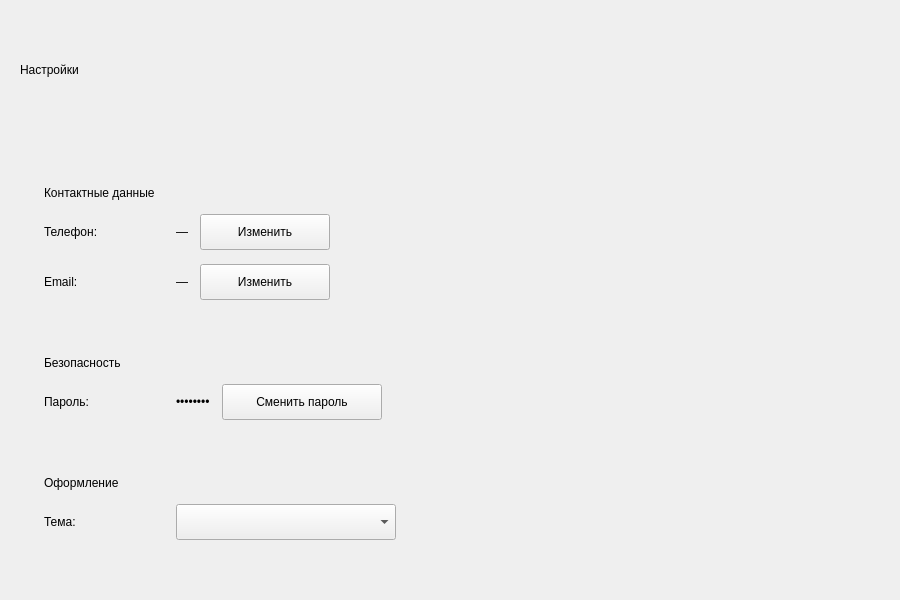
Before: the Qt Designer form client/ui/settings/settings_tab.ui in lerakaplich/Documents, drawn with Qt 5.
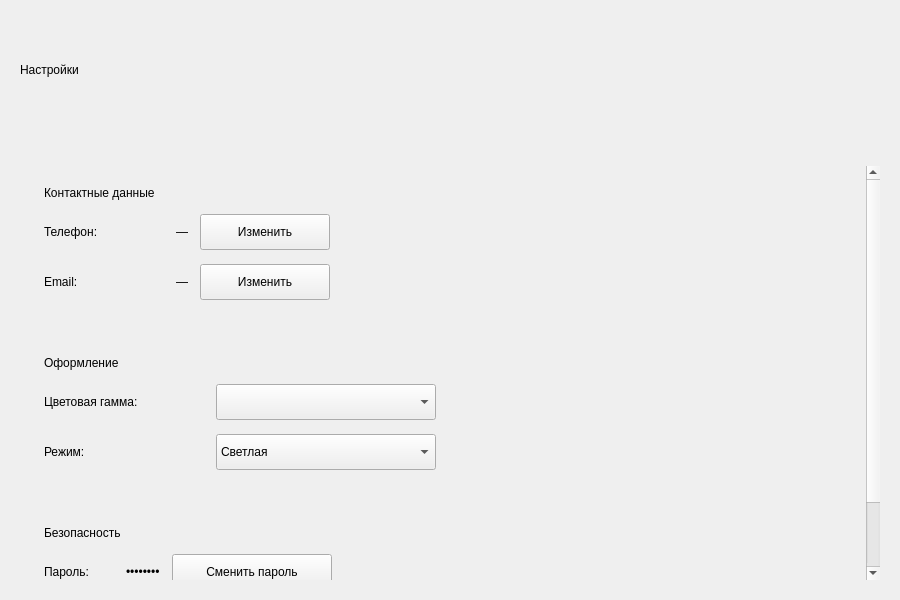
After: the same form once the commit is applied. Icons and pictures are not drawn.

```diff
--- a/client/ui/settings/settings_tab.ui
+++ b/client/ui/settings/settings_tab.ui
@@ -147,7 +147,7 @@
            <x>0</x>
            <y>0</y>
            <width>850</width>
-           <height>448</height>
+           <height>554</height>
           </rect>
          </property>
          <layout class="QVBoxLayout" name="scrollLayout">
@@ -362,6 +362,276 @@
             </layout>
            </widget>
           </item>
+          <item>
+           <widget class="QFrame" name="themeCard">
+            <property name="styleSheet">
+             <string notr="true">QFrame#themeCard {
+    background-color: {BG_CARD};
+    border: 1px solid {BORDER_DEFAULT};
+    border-radius: 12px;
+}</string>
+            </property>
+            <layout class="QVBoxLayout" name="themeLayout">
+             <property name="spacing">
+              <number>14</number>
+             </property>
+             <property name="leftMargin">
+              <number>24</number>
+             </property>
+             <property name="topMargin">
+              <number>20</number>
+             </property>
+             <property name="rightMargin">
+              <number>24</number>
+             </property>
+             <property name="bottomMargin">
+              <number>20</number>
+             </property>
+             <item>
+              <widget class="QLabel" name="themeTitle">
+               <property name="styleSheet">
+                <string notr="true">font-size: 18px; font-weight: bold; color: {TEXT_PRIMARY}; background-color: transparent;</string>
+               </property>
+               <property name="text">
+                <string>Оформление</string>
+               </property>
+              </widget>
+             </item>
+             <item>
+              <layout class="QHBoxLayout" name="paletteRow">
+               <property name="spacing">
+                <number>12</number>
+               </property>
+               <item>
+                <widget class="QLabel" name="paletteLabel">
+                 <property name="minimumSize">
+                  <size>
+                   <width>160</width>
+                   <height>0</height>
+                  </size>
+                 </property>
+                 <property name="styleSheet">
+                  <string notr="true">font-size: 14px; color: {TEXT_MUTED_ALT}; background-color: transparent;</string>
+                 </property>
+                 <property name="text">
+                  <string>Цветовая гамма:</string>
+                 </property>
+                </widget>
+               </item>
+               <item>
+                <widget class="QComboBox" name="paletteCombo">
+                 <property name="minimumSize">
+                  <size>
+                   <width>220</width>
+                   <height>36</height>
+                  </size>
+                 </property>
+                 <property name="cursor">
+                  <cursorShape>PointingHandCursor</cursorShape>
+                 </property>
+                 <property name="styleSheet">
+                  <string notr="true">
+QComboBox, QTextEdit, QDateEdit, QTextBrowser {
+border-radius: 10px;
+border: 1px solid {ACCENT_PRIMARY};
+padding: 5px;
+background-color: {BG_INPUT};
+color: {TEXT_PRIMARY};
+}
+QComboBox:hover, QTextEdit:hover, QDateEdit:hover, QTextBrowser:hover {
+border: 1px solid {ACCENT_HOVER_SOFT};
+}
+QComboBox:focus, QTextEdit:focus, QDateEdit:focus, QTextBrowser:focus {
+border: 2px solid {ACCENT_PRIMARY};
+}
+
+/* Стили для выпадающего контейнера QComboBox */
+QComboBox::drop-down {
+subcontrol-origin: padding;
+subcontrol-position: top right;
+width: 30px;
+border: none;
+}
+
+QComboBox::down-arrow {
+image: url({ICON_ARROW_DOWN_PATH});
+width: 16px;
+height: 16px;
+margin-right: 6px;
+}
+
+/* ===== ВЫПАДАЮЩИЕ СПИСКИ QComboBox ===== */
+QComboBox QAbstractItemView {
+border-radius: 6px;
+background-color: {BG_CARD};
+color: {TEXT_PRIMARY};
+padding: 4px;
+outline: none;
+border: 1px solid {ACCENT_PRIMARY};
+}
+QComboBox QAbstractItemView::item {
+padding: 8px;
+color: {TEXT_PRIMARY};
+border: none;
+outline: none;
+}
+QComboBox QAbstractItemView::item:hover {
+background-color: {ACCENT_SELECTION_BG};
+color: {TEXT_PRIMARY};
+}
+QComboBox QAbstractItemView::item:selected {
+background-color: {ACCENT_SELECTION_BG};
+color: {TEXT_PRIMARY};
+}
+QComboBox QAbstractItemView::item:focus {
+outline: none;
+border: none;
+}
+
+
+</string>
+                 </property>
+                </widget>
+               </item>
+               <item>
+                <spacer name="paletteSpacer">
+                 <property name="orientation">
+                  <enum>Qt::Orientation::Horizontal</enum>
+                 </property>
+                 <property name="sizeHint" stdset="0">
+                  <size>
+                   <width>40</width>
+                   <height>20</height>
+                  </size>
+                 </property>
+                </spacer>
+               </item>
+              </layout>
+             </item>
+             <item>
+              <layout class="QHBoxLayout" name="modeRow">
+               <property name="spacing">
+                <number>12</number>
+               </property>
+               <item>
+                <widget class="QLabel" name="modeLabel">
+                 <property name="minimumSize">
+                  <size>
+                   <width>160</width>
+                   <height>0</height>
+                  </size>
+                 </property>
+                 <property name="styleSheet">
+                  <string notr="true">font-size: 14px; color: {TEXT_MUTED_ALT}; background-color: transparent;</string>
+                 </property>
+                 <property name="text">
+                  <string>Режим:</string>
+                 </property>
+                </widget>
+               </item>
+               <item>
+                <widget class="QComboBox" name="modeCombo">
+                 <property name="minimumSize">
+                  <size>
+                   <width>220</width>
+                   <height>36</height>
+                  </size>
+                 </property>
+                 <property name="cursor">
+                  <cursorShape>PointingHandCursor</cursorShape>
+                 </property>
+                 <property name="styleSheet">
+                  <string notr="true">
+QComboBox, QTextEdit, QDateEdit, QTextBrowser {
+border-radius: 10px;
+border: 1px solid {ACCENT_PRIMARY};
+padding: 5px;
+background-color: {BG_INPUT};
+color: {TEXT_PRIMARY};
+}
+QComboBox:hover, QTextEdit:hover, QDateEdit:hover, QTextBrowser:hover {
+border: 1px solid {ACCENT_HOVER_SOFT};
+}
+QComboBox:focus, QTextEdit:focus, QDateEdit:focus, QTextBrowser:focus {
+border: 2px solid {ACCENT_PRIMARY};
+}
+
+/* Стили для выпадающего контейнера QComboBox */
+QComboBox::drop-down {
+subcontrol-origin: padding;
+subcontrol-position: top right;
+width: 30px;
+border: none;
+}
+
+QComboBox::down-arrow {
+image: url({ICON_ARROW_DOWN_PATH});
+width: 16px;
+height: 16px;
+margin-right: 6px;
+}
+
+/* ===== ВЫПАДАЮЩИЕ СПИСКИ QComboBox ===== */
+QComboBox QAbstractItemView {
+border-radius: 6px;
+background-color: {BG_CARD};
+color: {TEXT_PRIMARY};
+padding: 4px;
+outline: none;
+border: 1px solid {ACCENT_PRIMARY};
+}
+QComboBox QAbstractItemView::item {
+padding: 8px;
+color: {TEXT_PRIMARY};
+border: none;
+outline: none;
+}
+QComboBox QAbstractItemView::item:hover {
+background-color: {ACCENT_SELECTION_BG};
+color: {TEXT_PRIMARY};
+}
+QComboBox QAbstractItemView::item:selected {
+background-color: {ACCENT_SELECTION_BG};
+color: {TEXT_PRIMARY};
+}
+QComboBox QAbstractItemView::item:focus {
+outline: none;
+border: none;
+}
+
+
+</string>
+                 </property>
+                 <item>
+                  <property name="text">
+                   <string>Светлая</string>
+                  </property>
+                 </item>
+                 <item>
+                  <property name="text">
+                   <string>Тёмная</string>
+                  </property>
+                 </item>
+                </widget>
+               </item>
+               <item>
+                <spacer name="modeSpacer">
+                 <property name="orientation">
+                  <enum>Qt::Orientation::Horizontal</enum>
+                 </property>
+                 <property name="sizeHint" stdset="0">
+                  <size>
+                   <width>40</width>
+                   <height>20</height>
+                  </size>
+                 </property>
+                </spacer>
+               </item>
+              </layout>
+             </item>
+            </layout>
+           </widget>
+          </item>
           <item>
            <widget class="QFrame" name="securityCard">
             <property name="styleSheet">
@@ -406,10 +676,16 @@
                 <widget class="QLabel" name="passwordLabel">
                  <property name="minimumSize">
                   <size>
-                   <width>120</width>
+                   <width>70</width>
                    <height>0</height>
                   </size>
                  </property>
+                 <property name="maximumSize">
+                  <size>
+                   <width>70</width>
+                   <height>16777215</height>
+                  </size>
+                 </property>
                  <property name="styleSheet">
                   <string notr="true">font-size: 14px; color: {TEXT_MUTED_ALT}; background-color: transparent;</string>
                  </property>
@@ -480,139 +756,56 @@
            </widget>
           </item>
           <item>
-           <widget class="QFrame" name="themeCard">
-            <property name="styleSheet">
-             <string notr="true">QFrame#themeCard {
-    background-color: {BG_CARD};
-    border: 1px solid {BORDER_DEFAULT};
-    border-radius: 12px;
-}</string>
+           <layout class="QHBoxLayout" name="logoutRow">
+            <property name="spacing">
+             <number>12</number>
             </property>
-            <layout class="QVBoxLayout" name="themeLayout">
-             <property name="spacing">
-              <number>14</number>
-             </property>
-             <property name="leftMargin">
-              <number>24</number>
-             </property>
-             <property name="topMargin">
-              <number>20</number>
-             </property>
-             <property name="rightMargin">
-              <number>24</number>
-             </property>
-             <property name="bottomMargin">
-              <number>20</number>
-             </property>
-             <item>
-              <widget class="QLabel" name="themeTitle">
-               <property name="styleSheet">
-                <string notr="true">font-size: 18px; font-weight: bold; color: {TEXT_PRIMARY}; background-color: transparent;</string>
-               </property>
-               <property name="text">
-                <string>Оформление</string>
-               </property>
-              </widget>
-             </item>
-             <item>
-              <layout class="QHBoxLayout" name="themeRow">
-               <property name="spacing">
-                <number>12</number>
-               </property>
-               <item>
-                <widget class="QLabel" name="themeLabel">
-                 <property name="minimumSize">
-                  <size>
-                   <width>120</width>
-                   <height>0</height>
-                  </size>
-                 </property>
-                 <property name="styleSheet">
-                  <string notr="true">font-size: 14px; color: {TEXT_MUTED_ALT}; background-color: transparent;</string>
-                 </property>
-                 <property name="text">
-                  <string>Тема:</string>
-                 </property>
-                </widget>
-               </item>
-               <item>
-                <widget class="QComboBox" name="themeCombo">
-                 <property name="minimumSize">
-                  <size>
-                   <width>220</width>
-                   <height>36</height>
-                  </size>
-                 </property>
-                 <property name="cursor">
-                  <cursorShape>PointingHandCursor</cursorShape>
-                 </property>
-                 <property name="styleSheet">
-                  <string notr="true">QComboBox {
-    border: 1px solid {BORDER_DEFAULT};
+            <item>
+             <widget class="QPushButton" name="logoutBtn">
+              <property name="minimumSize">
+               <size>
+                <width>180</width>
+                <height>36</height>
+               </size>
+              </property>
+              <property name="cursor">
+               <cursorShape>PointingHandCursor</cursorShape>
+              </property>
+              <property name="styleSheet">
+               <string notr="true">QPushButton {
+    background-color: {BTN_DELETE_BG};
+    color: {BTN_DELETE_TEXT};
+    border: 1px solid {BTN_DELETE_BORDER};
     border-radius: 8px;
-    padding: 6px 30px 6px 12px;
-    background-color: {BG_INPUT};
-    color: {TEXT_PRIMARY};
     font-size: 13px;
-    outline: none;
+    font-weight: 600;
 }
 QComboBox:hover {
     border-color: {ACCENT_PRIMARY};
 }
-QComboBox:focus {
-    border: 2px solid {ACCENT_PRIMARY};
-}
-QComboBox::drop-down {
-    subcontrol-origin: padding;
-    subcontrol-position: top right;
-    width: 30px;
-    border: none;
-}
-QComboBox::down-arrow {
-    image: url({ICON_ARROW_DOWN_PATH});
-    width: 16px;
-    height: 16px;
-    margin-right: 6px;
-}
-QComboBox QAbstractItemView {
-    border: 1px solid {ACCENT_PRIMARY};
-    border-radius: 6px;
-    background-color: {BG_CARD};
-    color: {TEXT_PRIMARY};
-    padding: 4px;
-    outline: none;
-}
-QComboBox QAbstractItemView::item {
-    padding: 8px;
-    border: none;
-    outline: none;
-}
-QComboBox QAbstractItemView::item:hover {
-    background-color: {ACCENT_SELECTION_BG};
-}
-QComboBox QAbstractItemView::item:selected {
-    background-color: {ACCENT_SELECTION_BG};
+QPushButton:pressed {
+    background-color: {BTN_DELETE_PRESSED_BG};
 }</string>
-                 </property>
-                </widget>
-               </item>
-               <item>
-                <spacer name="themeSpacer">
-                 <property name="orientation">
-                  <enum>Qt::Orientation::Horizontal</enum>
-                 </property>
-                 <property name="sizeHint" stdset="0">
-                  <size>
-                   <width>40</width>
-                   <height>20</height>
-                  </size>
-                 </property>
-                </spacer>
-               </item>
-              </layout>
-             </item>
-            </layout>
-           </widget>
+              </property>
+              <property name="text">
+               <string>Выйти из аккаунта</string>
+              </property>
+             </widget>
+            </item>
+            <item>
+             <spacer name="logoutSpacer">
+              <property name="orientation">
+               <enum>Qt::Orientation::Horizontal</enum>
+              </property>
+              <property name="sizeHint" stdset="0">
+               <size>
+                <width>40</width>
+                <height>20</height>
+               </size>
+              </property>
+             </spacer>
+            </item>
+           </layout>
           </item>
           <item>
            <spacer name="bottomSpacer">
```
Left out of the diff: 5 changed lines with no effect on the pictures.
